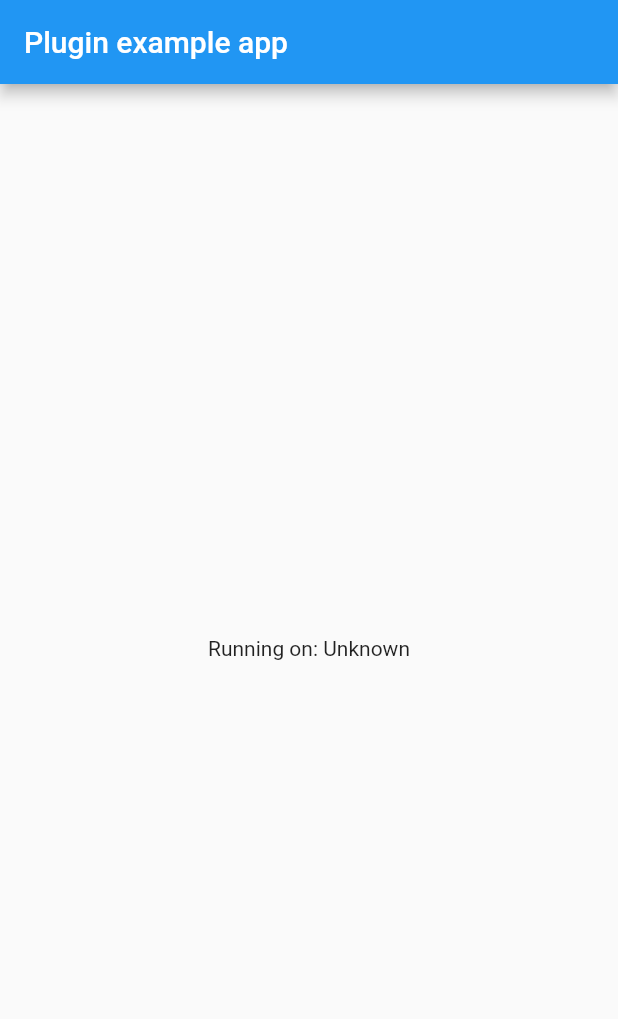
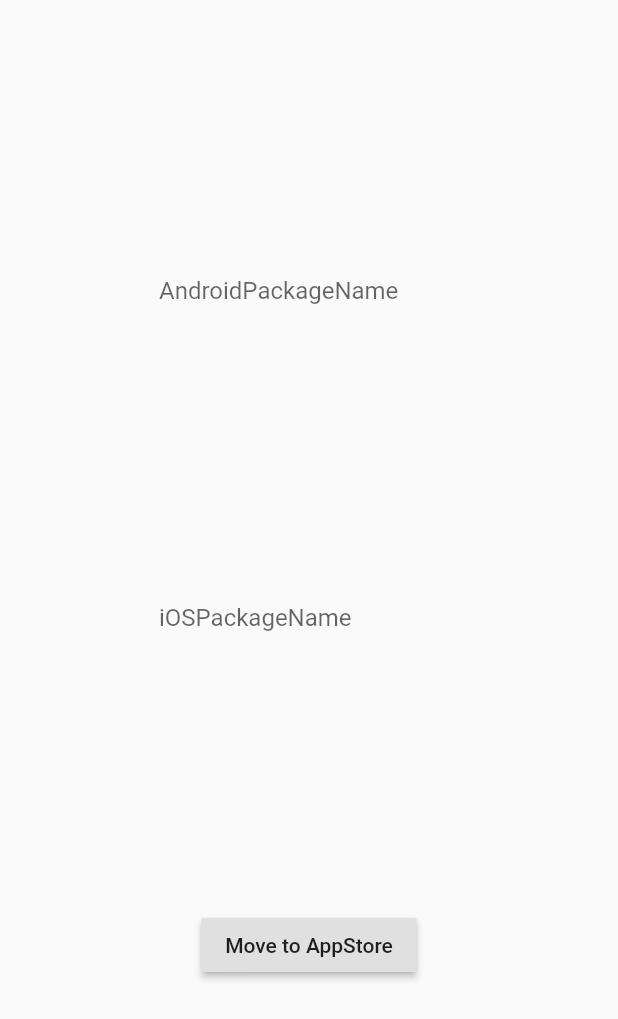
Before and after one commit to flutter-moum/flutter_open_appstore, a Flutter app: the screen it shows after launch, on a phone screen of 412 x 824 dp. Shown: the top 1019 px of the screen. Run offline on Flutter 3.47's test engine with Material 2 defaults, Android fonts, the phone set to English and light mode, and no system bars.

```diff
--- a/example/lib/main.dart
+++ b/example/lib/main.dart
@@ -4,53 +4,65 @@ import 'dart:async';
 import 'package:flutter/services.dart';
 import 'package:open_appstore/open_appstore.dart';
 
-void main() => runApp(MyApp());
 
-class MyApp extends StatefulWidget {
+void main() => runApp(MyHomePage());
+
+class MyApp extends StatelessWidget {
+  // This widget is the root of your application.
   @override
-  _MyAppState createState() => _MyAppState();
+  Widget build(BuildContext context) {
+    return MaterialApp();
+  }
 }
 
-class _MyAppState extends State<MyApp> {
-  String _platformVersion = 'Unknown';
+class MyHomePage extends StatefulWidget {
+  MyHomePage({Key key, this.title}) : super(key: key);
+  final String title;
 
   @override
-  void initState() {
-    super.initState();
-    initPlatformState();
-  }
+  _MyHomePageState createState() => _MyHomePageState();
+}
 
-  // Platform messages are asynchronous, so we initialize in an async method.
-  Future<void> initPlatformState() async {
-    String platformVersion;
-    // Platform messages may fail, so we use a try/catch PlatformException.
-    try {
-      platformVersion = await OpenAppstore.platformVersion;
-    } on PlatformException {
-      platformVersion = 'Failed to get platform version.';
-    }
+class _MyHomePageState extends State<MyHomePage> {
 
-    // If the widget was removed from the tree while the asynchronous platform
-    // message was in flight, we want to discard the reply rather than calling
-    // setState to update our non-existent appearance.
-    if (!mounted) return;
-
-    setState(() {
-      _platformVersion = platformVersion;
-    });
-  }
+  final AndroidController = TextEditingController();
+  final iOSController = TextEditingController();
 
   @override
   Widget build(BuildContext context) {
     return MaterialApp(
-      home: Scaffold(
-        appBar: AppBar(
-          title: const Text('Plugin example app'),
-        ),
-        body: Center(
-          child: Text('Running on: $_platformVersion\n'),
-        ),
-      ),
-    );
+        home: new Scaffold(
+            body: new Center(
+                child: Column(
+                    mainAxisAlignment: MainAxisAlignment.spaceEvenly,
+                    children: [
+                      new Container(
+                          width: 200.0,
+                          child: TextField(
+                            controller: AndroidController,
+                            decoration: InputDecoration(
+                                border: InputBorder.none,
+                                hintText: 'AndroidPackageName'
+                            ),
+                          )
+                      ),
+                      new Container(
+                          width: 200.0,
+                          child: TextField(
+                            controller: iOSController,
+                            decoration: InputDecoration(
+                                border: InputBorder.none,
+                                hintText: 'iOSPackageName'
+                            ),
+                          )
+                      ),
+                      RaisedButton(
+                          child: Text('Move to AppStore'),
+                          onPressed: () => OpenAppstore.launch(androidAppId: AndroidController.text, iOSAppId: iOSController.text)
+                      )
+                    ]
+                )
+            )
+        ));
   }
 }
```
